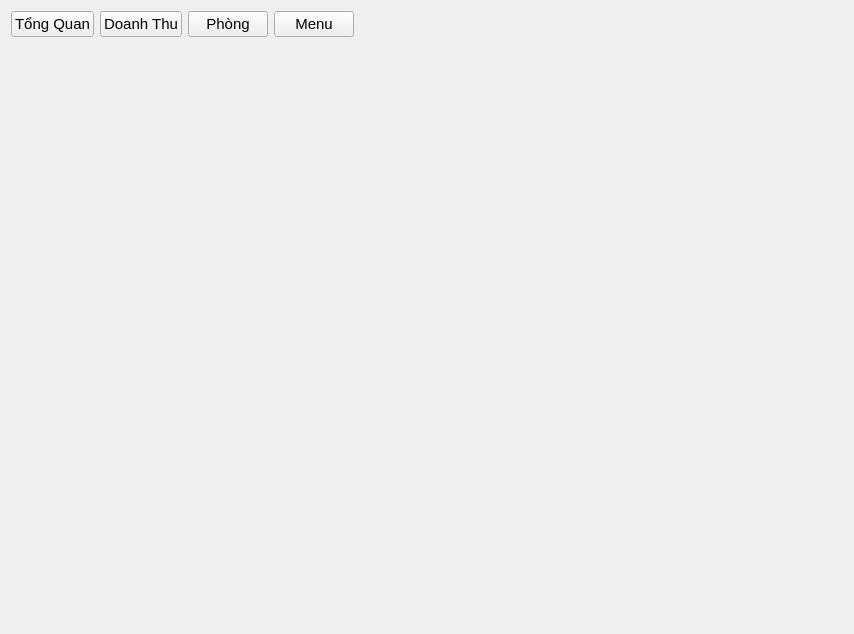
Above: view/statistics/statistics_ui.ui from loimaxto/DoAnPython before the change. Below: the same form after it.
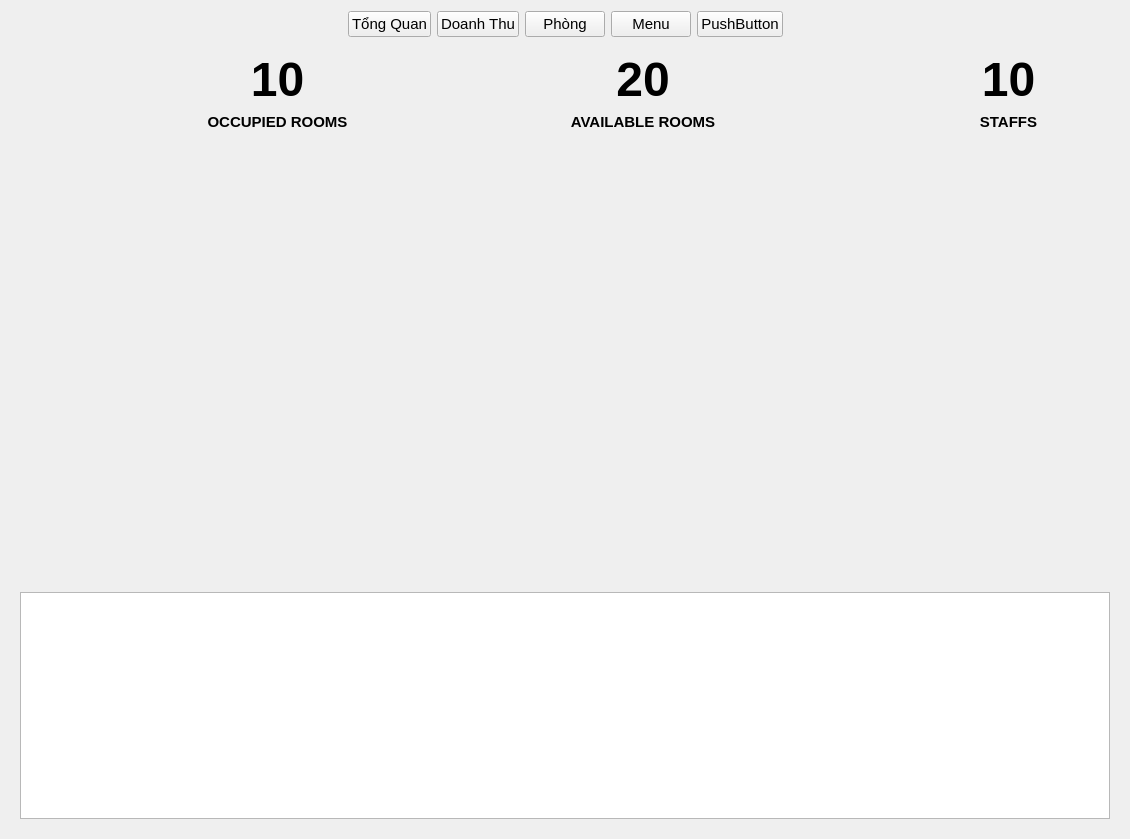
That is the form after the change. Icons and pictures are not drawn.

Commit message: statistic page main

Patch:
```diff
--- a/view/statistics/statistics_ui.ui
+++ b/view/statistics/statistics_ui.ui
@@ -6,8 +6,8 @@
    <rect>
     <x>0</x>
     <y>0</y>
-    <width>854</width>
-    <height>634</height>
+    <width>1130</width>
+    <height>839</height>
    </rect>
   </property>
   <property name="font">
@@ -21,6 +21,19 @@
   <layout class="QVBoxLayout" name="verticalLayout">
    <item>
     <layout class="QHBoxLayout" name="horizontalLayout">
+     <item>
+      <spacer name="horizontalSpacer_2">
+       <property name="orientation">
+        <enum>Qt::Horizontal</enum>
+       </property>
+       <property name="sizeHint" stdset="0">
+        <size>
+         <width>40</width>
+         <height>20</height>
+        </size>
+       </property>
+      </spacer>
+     </item>
      <item>
       <widget class="QPushButton" name="TongQuanBtn">
        <property name="text">
@@ -49,6 +62,13 @@
        </property>
       </widget>
      </item>
+     <item>
+      <widget class="QPushButton" name="show_chart">
+       <property name="text">
+        <string>PushButton</string>
+       </property>
+      </widget>
+     </item>
      <item>
       <spacer name="horizontalSpacer">
        <property name="orientation">
@@ -66,8 +86,298 @@
    </item>
    <item>
     <widget class="QStackedWidget" name="stackedWidget">
-     <widget class="QWidget" name="page"/>
-     <widget class="QWidget" name="page_2"/>
+     <widget class="QWidget" name="overViewPage">
+      <layout class="QVBoxLayout" name="verticalLayout_6">
+       <item>
+        <layout class="QVBoxLayout" name="verticalLayout_5">
+         <item>
+          <layout class="QHBoxLayout" name="horizontalLayout_2">
+           <item>
+            <layout class="QHBoxLayout" name="horizontalLayout_3">
+             <item>
+              <widget class="QLabel" name="label">
+               <property name="maximumSize">
+                <size>
+                 <width>150</width>
+                 <height>150</height>
+                </size>
+               </property>
+               <property name="baseSize">
+                <size>
+                 <width>0</width>
+                 <height>0</height>
+                </size>
+               </property>
+               <property name="font">
+                <font>
+                 <pointsize>22</pointsize>
+                 <weight>75</weight>
+                 <bold>true</bold>
+                </font>
+               </property>
+               <property name="text">
+                <string/>
+               </property>
+               <property name="pixmap">
+                <pixmap>../../image/9369367.png</pixmap>
+               </property>
+               <property name="scaledContents">
+                <bool>true</bool>
+               </property>
+               <property name="alignment">
+                <set>Qt::AlignCenter</set>
+               </property>
+              </widget>
+             </item>
+             <item>
+              <layout class="QVBoxLayout" name="verticalLayout_2">
+               <item>
+                <widget class="QLabel" name="occupied_rooms">
+                 <property name="font">
+                  <font>
+                   <pointsize>36</pointsize>
+                   <weight>75</weight>
+                   <bold>true</bold>
+                  </font>
+                 </property>
+                 <property name="text">
+                  <string>10</string>
+                 </property>
+                 <property name="alignment">
+                  <set>Qt::AlignCenter</set>
+                 </property>
+                </widget>
+               </item>
+               <item>
+                <widget class="QLabel" name="label_2">
+                 <property name="font">
+                  <font>
+                   <pointsize>11</pointsize>
+                   <weight>75</weight>
+                   <bold>true</bold>
+                  </font>
+                 </property>
+                 <property name="text">
+                  <string>OCCUPIED ROOMS</string>
+                 </property>
+                 <property name="alignment">
+                  <set>Qt::AlignCenter</set>
+                 </property>
+                </widget>
+               </item>
+              </layout>
+             </item>
+            </layout>
+           </item>
+           <item>
+            <layout class="QHBoxLayout" name="horizontalLayout_4">
+             <item>
+              <widget class="QLabel" name="label_9">
+               <property name="maximumSize">
+                <size>
+                 <width>150</width>
+                 <height>150</height>
+                </size>
+               </property>
+               <property name="text">
+                <string/>
+               </property>
+               <property name="pixmap">
+                <pixmap>../../image/private-room.png</pixmap>
+               </property>
+               <property name="scaledContents">
+                <bool>true</bool>
+               </property>
+               <property name="alignment">
+                <set>Qt::AlignCenter</set>
+               </property>
+              </widget>
+             </item>
+             <item>
+              <layout class="QVBoxLayout" name="verticalLayout_4">
+               <item>
+                <widget class="QLabel" name="available_rooms">
+                 <property name="font">
+                  <font>
+                   <pointsize>36</pointsize>
+                   <weight>75</weight>
+                   <bold>true</bold>
+                  </font>
+                 </property>
+                 <property name="text">
+                  <string>20</string>
+                 </property>
+                 <property name="alignment">
+                  <set>Qt::AlignCenter</set>
+                 </property>
+                </widget>
+               </item>
+               <item>
+                <widget class="QLabel" name="label_8">
+                 <property name="font">
+                  <font>
+                   <pointsize>11</pointsize>
+                   <weight>75</weight>
+                   <bold>true</bold>
+                  </font>
+                 </property>
+                 <property name="text">
+                  <string>AVAILABLE ROOMS</string>
+                 </property>
+                 <property name="alignment">
+                  <set>Qt::AlignCenter</set>
+                 </property>
+                </widget>
+               </item>
+              </layout>
+             </item>
+            </layout>
+           </item>
+           <item>
+            <layout class="QHBoxLayout" name="horizontalLayout_5">
+             <item>
+              <widget class="QLabel" name="label_5">
+               <property name="maximumSize">
+                <size>
+                 <width>150</width>
+                 <height>150</height>
+                </size>
+               </property>
+               <property name="text">
+                <string/>
+               </property>
+               <property name="pixmap">
+                <pixmap>../../image/4233087.png</pixmap>
+               </property>
+               <property name="scaledContents">
+                <bool>true</bool>
+               </property>
+               <property name="alignment">
+                <set>Qt::AlignCenter</set>
+               </property>
+              </widget>
+             </item>
+             <item>
+              <layout class="QVBoxLayout" name="verticalLayout_3">
+               <item>
+                <widget class="QLabel" name="staffs">
+                 <property name="maximumSize">
+                  <size>
+                   <width>16777215</width>
+                   <height>16777215</height>
+                  </size>
+                 </property>
+                 <property name="font">
+                  <font>
+                   <pointsize>36</pointsize>
+                   <weight>75</weight>
+                   <bold>true</bold>
+                  </font>
+                 </property>
+                 <property name="text">
+                  <string>10</string>
+                 </property>
+                 <property name="alignment">
+                  <set>Qt::AlignCenter</set>
+                 </property>
+                </widget>
+               </item>
+               <item>
+                <widget class="QLabel" name="label_6">
+                 <property name="maximumSize">
+                  <size>
+                   <width>16777215</width>
+                   <height>16777215</height>
+                  </size>
+                 </property>
+                 <property name="font">
+                  <font>
+                   <pointsize>11</pointsize>
+                   <weight>75</weight>
+                   <bold>true</bold>
+                  </font>
+                 </property>
+                 <property name="text">
+                  <string>STAFFS</string>
+                 </property>
+                 <property name="alignment">
+                  <set>Qt::AlignCenter</set>
+                 </property>
+                </widget>
+               </item>
+              </layout>
+             </item>
+            </layout>
+           </item>
+          </layout>
+         </item>
+         <item>
+          <spacer name="verticalSpacer">
+           <property name="orientation">
+            <enum>Qt::Vertical</enum>
+           </property>
+           <property name="sizeHint" stdset="0">
+            <size>
+             <width>20</width>
+             <height>40</height>
+            </size>
+           </property>
+          </spacer>
+         </item>
+         <item>
+          <layout class="QVBoxLayout" name="overview_screen">
+           <property name="spacing">
+            <number>7</number>
+           </property>
+           <property name="sizeConstraint">
+            <enum>QLayout::SetDefaultConstraint</enum>
+           </property>
+           <property name="topMargin">
+            <number>0</number>
+           </property>
+           <property name="bottomMargin">
+            <number>0</number>
+           </property>
+          </layout>
+         </item>
+         <item>
+          <spacer name="verticalSpacer_2">
+           <property name="orientation">
+            <enum>Qt::Vertical</enum>
+           </property>
+           <property name="sizeHint" stdset="0">
+            <size>
+             <width>20</width>
+             <height>40</height>
+            </size>
+           </property>
+          </spacer>
+         </item>
+         <item>
+          <widget class="QTableView" name="tableOverView">
+           <property name="maximumSize">
+            <size>
+             <width>16777215</width>
+             <height>250</height>
+            </size>
+           </property>
+          </widget>
+         </item>
+        </layout>
+       </item>
+      </layout>
+     </widget>
+     <widget class="QWidget" name="doanhThuPage">
+      <layout class="QVBoxLayout" name="verticalLayout_7">
+       <item>
+        <widget class="QLabel" name="label_10">
+         <property name="text">
+          <string>day la trang doanh thu</string>
+         </property>
+        </widget>
+       </item>
+      </layout>
+     </widget>
     </widget>
    </item>
   </layout>
```
Left out of the diff: 2 changed lines with no effect on the pictures. The commit also changes 12 other files.
